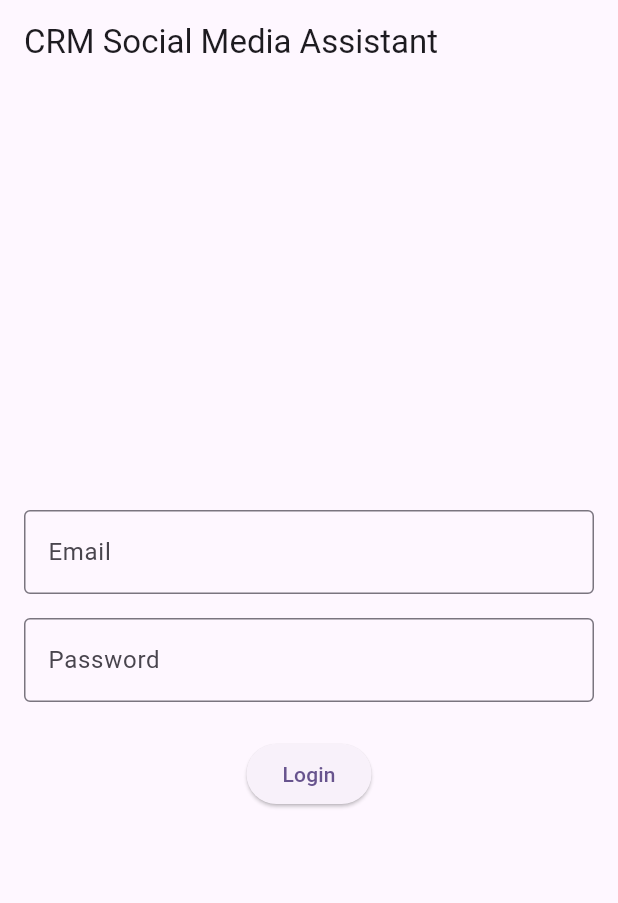
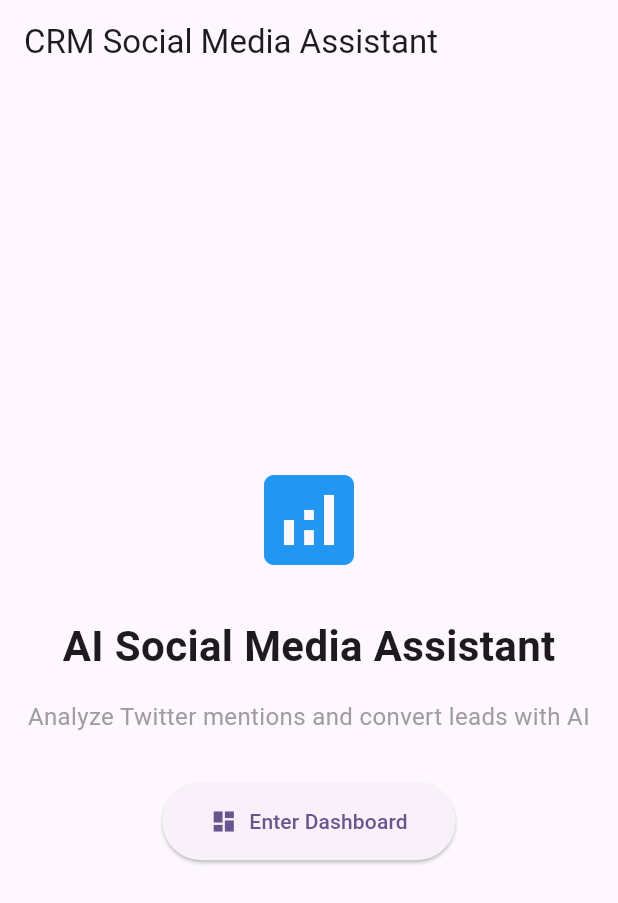
Before and after one commit to GG-Muniz/Hackathon-Apexive, a Flutter app: the screen it shows after launch, on a phone screen of 412 x 824 dp. Shown: the top 903 px of the screen. Run offline on Flutter 3.47's test engine with Material 3 defaults, Android fonts, the phone set to English and light mode, and no system bars.

Commit message:
feat: implement Flutter frontend with AI Twitter analysis
- Update API service to connect to backend endpoints
- Add Twitter mentions dashboard with AI analysis display
- Implement create lead functionality with user feedback
- Simplify login screen to app intro
- Add web platform support for Flutter
- Enable real-time Twitter mention analysis with star indicators for leads

🤖 Generated with [Claude Code](https://claude.ai/code)

Co-Authored-By: Claude <noreply@anthropic.com>

```diff
--- a/crm_social_media_assistant/flutter_app/lib/screens/login_screen.dart
+++ b/crm_social_media_assistant/flutter_app/lib/screens/login_screen.dart
@@ -9,8 +9,6 @@ class LoginScreen extends StatefulWidget {
 }
 
 class _LoginScreenState extends State<LoginScreen> {
-  final _emailController = TextEditingController();
-  final _passwordController = TextEditingController();
 
   @override
   Widget build(BuildContext context) {
@@ -20,36 +18,42 @@ class _LoginScreenState extends State<LoginScreen> {
       ),
       body: Padding(
         padding: const EdgeInsets.all(16.0),
+        child: Center(
           child: Column(
             mainAxisAlignment: MainAxisAlignment.center,
             children: [
-            TextField(
-              controller: _emailController,
-              decoration: const InputDecoration(
-                labelText: 'Email',
-                border: OutlineInputBorder(),
+              const Icon(
+                Icons.analytics,
+                size: 80,
+                color: Colors.blue,
               ),
+              const SizedBox(height: 24),
+              const Text(
+                'AI Social Media Assistant',
+                style: TextStyle(fontSize: 28, fontWeight: FontWeight.bold),
               ),
               const SizedBox(height: 16),
-            TextField(
-              controller: _passwordController,
-              obscureText: true,
-              decoration: const InputDecoration(
-                labelText: 'Password',
-                border: OutlineInputBorder(),
+              const Text(
+                'Analyze Twitter mentions and convert leads with AI',
+                style: TextStyle(fontSize: 16, color: Colors.grey),
+                textAlign: TextAlign.center,
               ),
-            ),
-            const SizedBox(height: 24),
-            ElevatedButton(
+              const SizedBox(height: 32),
+              ElevatedButton.icon(
                 onPressed: () {
                   Navigator.pushReplacement(
                     context,
                     MaterialPageRoute(builder: (context) => const DashboardScreen()),
                   );
                 },
-              child: const Text('Login'),
+                icon: const Icon(Icons.dashboard),
+                label: const Text('Enter Dashboard'),
+                style: ElevatedButton.styleFrom(
+                  padding: const EdgeInsets.symmetric(horizontal: 32, vertical: 16),
+                ),
               ),
             ],
+          ),
         ),
       ),
     );
```
Also changed, not shown: crm_social_media_assistant/flutter_app/analysis_options.yaml (added, +28 -0 lines), crm_social_media_assistant/flutter_app/lib/screens/dashboard_screen.dart (+94 -8 lines), crm_social_media_assistant/flutter_app/lib/services/api_service.dart (+30 -17 lines), crm_social_media_assistant/flutter_app/pubspec.lock (added), 11 other files. Lines whose indentation alone changed are shown as unchanged.
